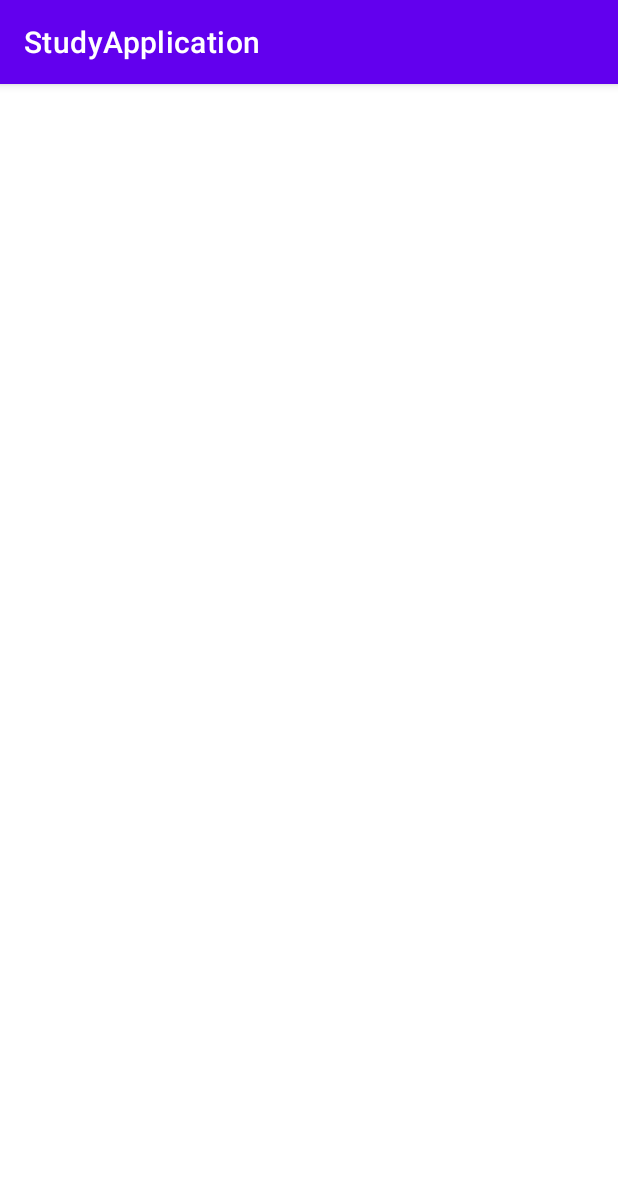
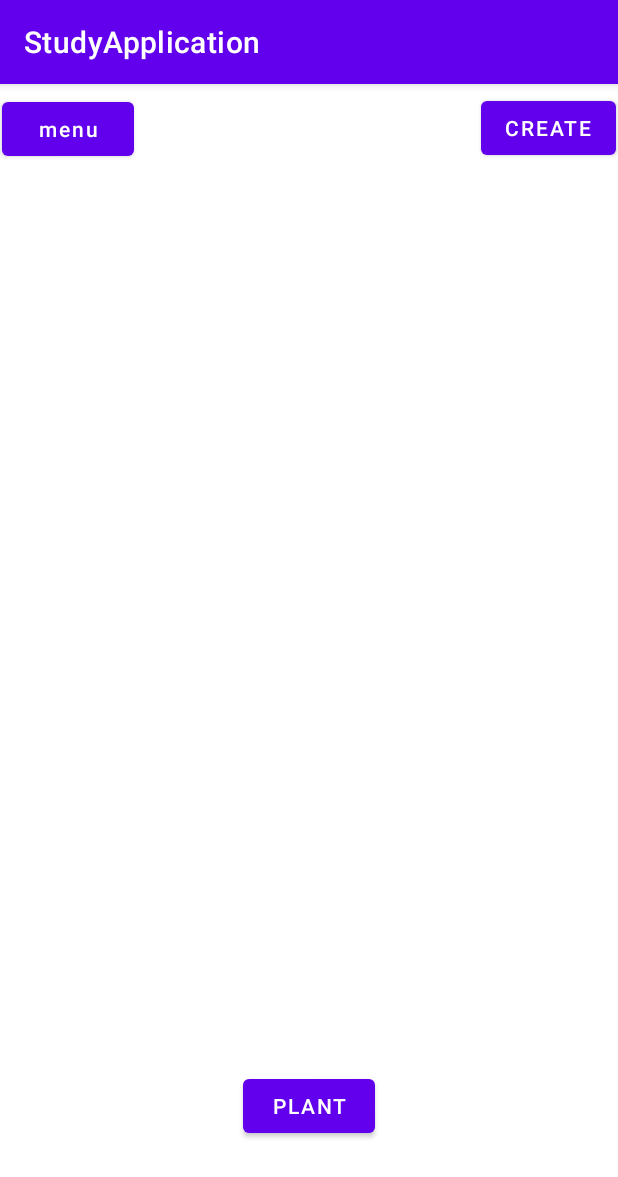
Before and after one commit to Drain-Crust/StudyApplication, an Android app: the HomeScreen screen opened directly, with no data from a screen before it, on a phone screen of 412 x 824 dp. Shown: the top 1177 px of the screen. Run offline under Robolectric (Android 15) with nearby library versions, the phone set to English and light mode, and no system bars.

Commit message:
added buttons to link the different pages using intent

```diff
--- a/app/src/main/java/com/example/studyapplication/HomeScreen.java
+++ b/app/src/main/java/com/example/studyapplication/HomeScreen.java
@@ -2,7 +2,10 @@ package com.example.studyapplication;
 
 import androidx.appcompat.app.AppCompatActivity;
 
+import android.content.Intent;
 import android.os.Bundle;
+import android.view.View;
+import android.widget.Button;
 
 public class HomeScreen extends AppCompatActivity {
 
@@ -10,5 +13,20 @@ public class HomeScreen extends AppCompatActivity {
     protected void onCreate(Bundle savedInstanceState) {
         super.onCreate(savedInstanceState);
         setContentView(R.layout.activity_home_screen);
+
+        Button menu_button = (Button) findViewById(R.id.menu_button);
+        menu_button.setTransformationMethod(null);
+    }
+    public void toMenuScreen (View aView){
+        Intent intent = new Intent(this,MenuScreen.class);
+        startActivity(intent);
+    }
+    public void toTaskScreen (View aView){
+        Intent intent = new Intent(this,TaskScreen.class);
+        startActivity(intent);
+    }
+    public void toPlantScreen (View aView){
+        Intent intent = new Intent(this,PlantScreen.class);
+        startActivity(intent);
     }
 }
--- a/app/src/main/java/com/example/studyapplication/MainActivity.java
+++ b/app/src/main/java/com/example/studyapplication/MainActivity.java
@@ -16,7 +16,8 @@ public class MainActivity extends AppCompatActivity {
         Button login_button = (Button) findViewById(R.id.login_button);
         login_button.setTransformationMethod(null);
     }
-    public void toNextPage (View aView){
+    public void toHomeScreen (View aView){
         Intent intent = new Intent(this,HomeScreen.class);
+        startActivity(intent);
     }
 }
--- a/app/src/main/res/layout/activity_home_screen.xml
+++ b/app/src/main/res/layout/activity_home_screen.xml
@@ -6,4 +6,42 @@
     android:layout_height="match_parent"
     tools:context=".HomeScreen">
 
+    <Button
+        android:id="@+id/menu_button"
+        android:layout_width="wrap_content"
+        android:layout_height="wrap_content"
+        android:layout_marginEnd="229dp"
+        android:layout_marginRight="229dp"
+        android:onClick="toMenuScreen"
+        android:text="@string/menu_button"
+        app:layout_constraintBottom_toBottomOf="parent"
+        app:layout_constraintEnd_toStartOf="@+id/create_button"
+        app:layout_constraintStart_toStartOf="parent"
+        app:layout_constraintTop_toTopOf="parent"
+        app:layout_constraintVertical_bias="0.008" />
+
+    <Button
+        android:id="@+id/create_button"
+        android:layout_width="wrap_content"
+        android:layout_height="wrap_content"
+        android:onClick="toTaskScreen"
+        android:text="@string/task_button"
+        app:layout_constraintBottom_toBottomOf="parent"
+        app:layout_constraintEnd_toEndOf="parent"
+        app:layout_constraintHorizontal_bias="0.982"
+        app:layout_constraintStart_toEndOf="@+id/menu_button"
+        app:layout_constraintTop_toTopOf="parent"
+        app:layout_constraintVertical_bias="0.007" />
+
+    <Button
+        android:id="@+id/plant_button"
+        android:layout_width="wrap_content"
+        android:layout_height="wrap_content"
+        android:onClick="toPlantScreen"
+        android:text="@string/plant_button"
+        app:layout_constraintBottom_toBottomOf="parent"
+        app:layout_constraintEnd_toEndOf="parent"
+        app:layout_constraintStart_toStartOf="parent"
+        app:layout_constraintTop_toTopOf="parent"
+        app:layout_constraintVertical_bias="0.913" />
 </androidx.constraintlayout.widget.ConstraintLayout>
--- a/app/src/main/res/layout/activity_main.xml
+++ b/app/src/main/res/layout/activity_main.xml
@@ -58,6 +58,7 @@
         android:layout_width="133dp"
         android:layout_height="65dp"
         android:layout_marginTop="44dp"
+        android:onClick="toHomeScreen"
         android:text="@string/login_button"
         app:layout_constraintBottom_toBottomOf="parent"
         app:layout_constraintEnd_toEndOf="parent"
--- a/app/src/main/res/values/strings.xml
+++ b/app/src/main/res/values/strings.xml
@@ -4,8 +4,14 @@
 
     <string name="email_address_hint">Email</string>
     <string name="password_hint">Password</string>
-    <string name="login_button">Login in</string>
+    <string name="login_button">Login</string>
 
     <string name="back_button_home_screen">Back</string>
     <string name="mrgs_logo">mrgs_logo</string>
+
+    <string name="menu_button">menu</string>
+    <string name="task_button">Create</string>
+    <string name="plant_button">Plant</string>
+
+    <string name="progression_button">Progress</string>
 </resources>
```
Also changed, not shown: app/src/main/java/com/example/studyapplication/PlantScreen.java (+10 -0 lines), app/src/main/res/layout/activity_plant_screen.xml (+10 -0 lines).
